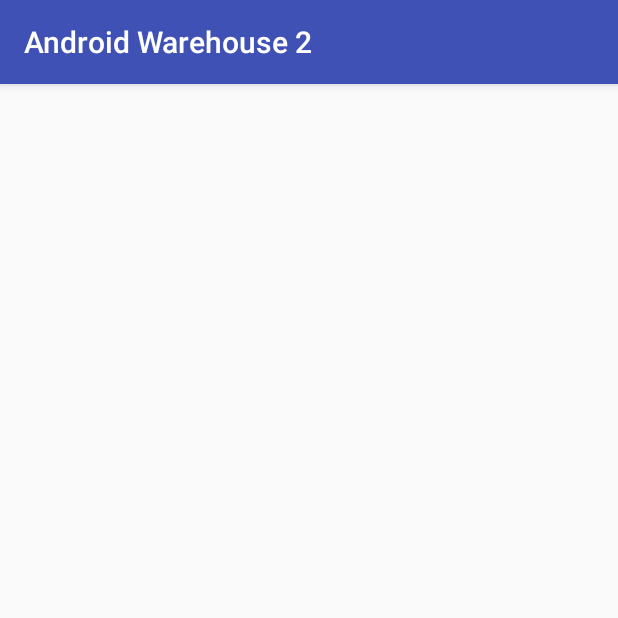
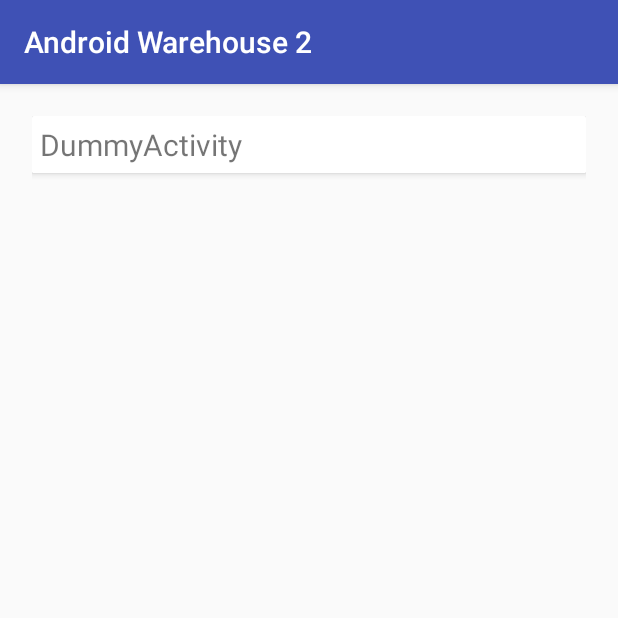
Before and after one commit to hatimmakki/android-warehouse-2, an Android app: the screen it shows after launch (MainActivity), on a phone screen of 412 x 824 dp, the top half of it. Run offline under Robolectric (Android 15) with nearby library versions, the phone set to English and light mode, and no system bars; our stand-ins replace ButterKnife.

Commit message:
App Structure

```diff
--- a/app/src/main/AndroidManifest.xml
+++ b/app/src/main/AndroidManifest.xml
@@ -15,6 +15,8 @@
                 <category android:name="android.intent.category.LAUNCHER" />
             </intent-filter>
         </activity>
+
+        <activity android:name=".activities.DummyActivity"></activity>
     </application>
 
 </manifest>
--- a/app/src/main/java/com/maxwell/androidwarehouse2/MainActivity.java
+++ b/app/src/main/java/com/maxwell/androidwarehouse2/MainActivity.java
@@ -1,13 +1,74 @@
 package com.maxwell.androidwarehouse2;
 
+import android.content.pm.ActivityInfo;
+import android.content.pm.PackageInfo;
+import android.content.pm.PackageManager;
 import android.support.v7.app.AppCompatActivity;
 import android.os.Bundle;
+import android.support.v7.widget.LinearLayoutManager;
+import android.support.v7.widget.RecyclerView;
+import android.util.Log;
+
+import com.maxwell.androidwarehouse2.R;
+import com.maxwell.androidwarehouse2.adapters.RVAdapter;
+import com.maxwell.androidwarehouse2.models.Items;
+import com.maxwell.androidwarehouse2.utils.Constants;
+
+import java.util.ArrayList;
+import java.util.Arrays;
+import java.util.List;
+
+import butterknife.Bind;
+import butterknife.ButterKnife;
 
 public class MainActivity extends AppCompatActivity {
+    @Bind(R.id.rvItems)
+    RecyclerView rvItems;
+    RVAdapter adapter;
+    List<Items> itemsList = new ArrayList<>();
+    RecyclerView.LayoutManager layoutManager;
+    ArrayList<ActivityInfo> mActivities;
 
     @Override
     protected void onCreate(Bundle savedInstanceState) {
         super.onCreate(savedInstanceState);
         setContentView(R.layout.activity_main);
+
+        ButterKnife.bind(this);
+
+        rvItems.setHasFixedSize(true);
+
+        layoutManager = new LinearLayoutManager(this);
+        rvItems.setLayoutManager(layoutManager);
+
+        populateList();
+        setAdapter();
+    }
+
+    void populateList(){
+        try {
+            PackageInfo pi = getPackageManager().getPackageInfo(
+                    getPackageName(), PackageManager.GET_ACTIVITIES);
+
+            mActivities = new ArrayList<>(Arrays.asList(pi.activities));
+
+            for (ActivityInfo item:mActivities) {
+                if(!item.name.contains("MainActivity")){
+                    Class cl = Class.forName(item.name);
+                    String className = item.name.replace(item.packageName + ".activities.", "");
+                    itemsList.add(new Items(cl, className));
+                }
+            }
+
+        } catch (PackageManager.NameNotFoundException e) {
+            Log.e(Constants.DEBUG,e.getMessage());
+        } catch (ClassNotFoundException e) {
+            e.printStackTrace();
+        }
+    }
+
+    void setAdapter(){
+        adapter = new RVAdapter(itemsList, this);
+        rvItems.setAdapter(adapter);
     }
 }
--- /dev/null
+++ b/app/src/main/java/com/maxwell/androidwarehouse2/adapters/RVAdapter.java
@@ -0,0 +1,52 @@
+package com.maxwell.androidwarehouse2.adapters;
+
+import android.content.Context;
+import android.content.Intent;
+import android.support.v7.widget.CardView;
+import android.support.v7.widget.RecyclerView;
+import android.view.LayoutInflater;
+import android.view.View;
+import android.view.ViewGroup;
+import android.widget.RelativeLayout;
+import android.widget.TextView;
+
+import com.maxwell.androidwarehouse2.R;
+import com.maxwell.androidwarehouse2.models.Items;
+import com.maxwell.androidwarehouse2.viewholders.ItemViewHolder;
+
+import java.util.List;
+
+/**
+ * Created by Maximiliano on 29/07/15.
+ */
+public class RVAdapter extends RecyclerView.Adapter<ItemViewHolder>{
+    List<Items> itemsList;
+    Context ctx;
+
+    public RVAdapter(List<Items> itemsList, Context ctx){
+        this.itemsList = itemsList;
+        this.ctx = ctx;
+    }
+
+    @Override
+    public ItemViewHolder onCreateViewHolder(ViewGroup viewGroup, int viewType) {
+        View v = LayoutInflater.from(viewGroup.getContext()).inflate(R.layout.item_main, viewGroup, false);
+        ItemViewHolder pvh = new ItemViewHolder(v,ctx);
+        return pvh;
+    }
+
+    @Override
+    public void onBindViewHolder(ItemViewHolder holder, int position) {
+        holder.populate(itemsList.get(position));
+    }
+
+    @Override
+    public void onAttachedToRecyclerView(RecyclerView recyclerView) {
+        super.onAttachedToRecyclerView(recyclerView);
+    }
+
+    @Override
+    public int getItemCount() {
+        return itemsList.size();
+    }
+}
--- /dev/null
+++ b/app/src/main/java/com/maxwell/androidwarehouse2/models/Items.java
@@ -0,0 +1,32 @@
+package com.maxwell.androidwarehouse2.models;
+
+/**
+ * Created by Maximiliano on 29/07/15.
+ */
+public class Items {
+    Class classItem;
+    String nameItem;
+
+    public Items(){}
+
+    public Items(Class classItem, String nameItem){
+        this.classItem = classItem;
+        this.nameItem = nameItem;
+    }
+
+    public void setClassItem(Class classItem) {
+        this.classItem = classItem;
+    }
+
+    public void setNameItem(String nameItem) {
+        this.nameItem = nameItem;
+    }
+
+    public Class getClassItem() {
+        return classItem;
+    }
+
+    public String getNameItem() {
+        return nameItem;
+    }
+}
--- /dev/null
+++ b/app/src/main/java/com/maxwell/androidwarehouse2/viewholders/ItemViewHolder.java
@@ -0,0 +1,45 @@
+package com.maxwell.androidwarehouse2.viewholders;
+
+import android.content.Context;
+import android.content.Intent;
+import android.support.v7.widget.CardView;
+import android.support.v7.widget.RecyclerView;
+import android.view.View;
+import android.widget.RelativeLayout;
+import android.widget.TextView;
+
+import com.maxwell.androidwarehouse2.R;
+import com.maxwell.androidwarehouse2.models.Items;
+
+/**
+ * Created by Maxwell on 26/08/2016.
+ */
+public class ItemViewHolder extends RecyclerView.ViewHolder {
+    public TextView nameItem;
+    public RelativeLayout rlItem;
+    public CardView cardView;
+    public Context ctx;
+
+    public ItemViewHolder(View itemView, Context ctx) {
+        super(itemView);
+        this.ctx = ctx;
+
+        nameItem = (TextView)itemView.findViewById(R.id.nameItem);
+        rlItem = (RelativeLayout)itemView.findViewById(R.id.rlItem);
+        cardView = (CardView)itemView.findViewById(R.id.cardView);
+    }
+
+    public void populate(Items itemsList){
+        final Class className = itemsList.getClassItem();
+
+        nameItem.setText(itemsList.getNameItem());
+
+        itemView.setOnClickListener(new View.OnClickListener() {
+            @Override
+            public void onClick(View view) {
+                Intent i = new Intent(ctx,className);
+                ctx.startActivity(i);
+            }
+        });
+    }
+}
--- a/app/src/main/res/layout/activity_main.xml
+++ b/app/src/main/res/layout/activity_main.xml
@@ -7,7 +7,12 @@
     android:paddingLeft="@dimen/activity_horizontal_margin"
     android:paddingRight="@dimen/activity_horizontal_margin"
     android:paddingTop="@dimen/activity_vertical_margin"
-    tools:context="com.maxwell.androidwarehouse2.MainActivity">
+    tools:context=".MainActivity">
 
 
+    <android.support.v7.widget.RecyclerView
+        android:id="@+id/rvItems"
+        android:layout_height="match_parent"
+        android:layout_width="match_parent"/>
+
 </RelativeLayout>
--- a/app/src/main/res/layout/item_main.xml
+++ b/app/src/main/res/layout/item_main.xml
@@ -18,7 +18,7 @@
             android:id="@+id/nameItem"
             android:layout_width="wrap_content"
             android:layout_height="wrap_content"
-            android:text="sdfkljdfkls"
+            android:text="Item Activity"
             android:textSize="20dp"
             android:padding="5dp" />
 
```
Also changed, not shown: app/src/main/java/com/maxwell/androidwarehouse2/activities/DummyActivity.java (added, +19 -0 lines), app/src/main/java/com/maxwell/androidwarehouse2/utils/Constants.java (added, +8 -0 lines), app/src/main/res/layout/dummy_layout.xml (added, +12 -0 lines).
